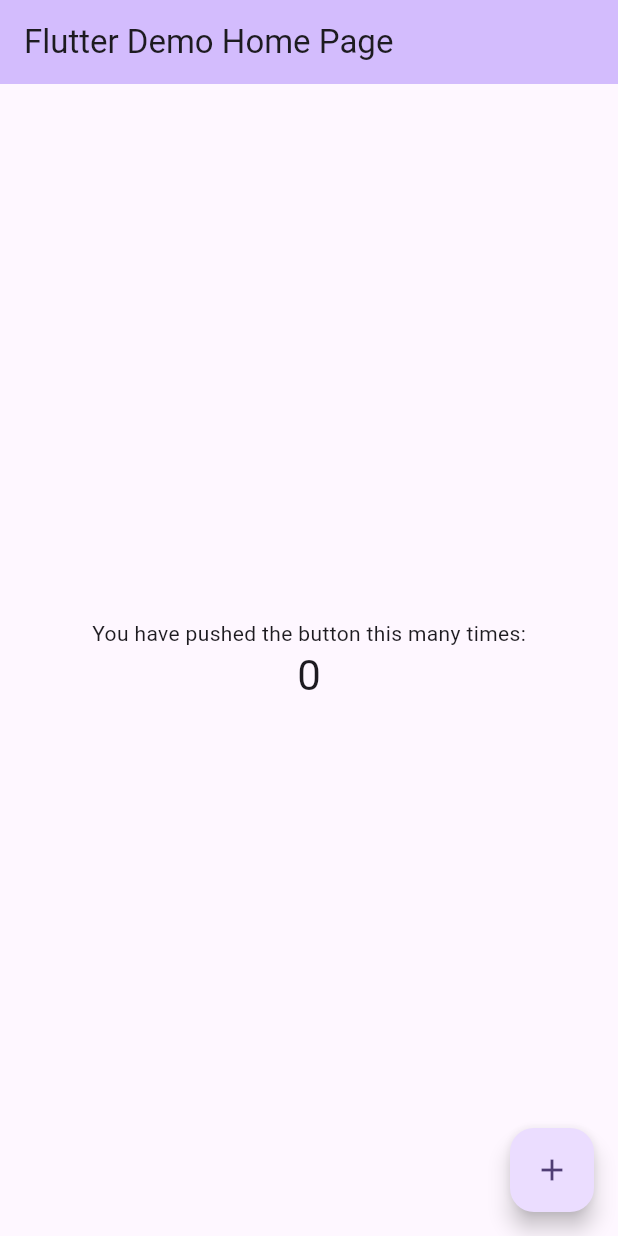
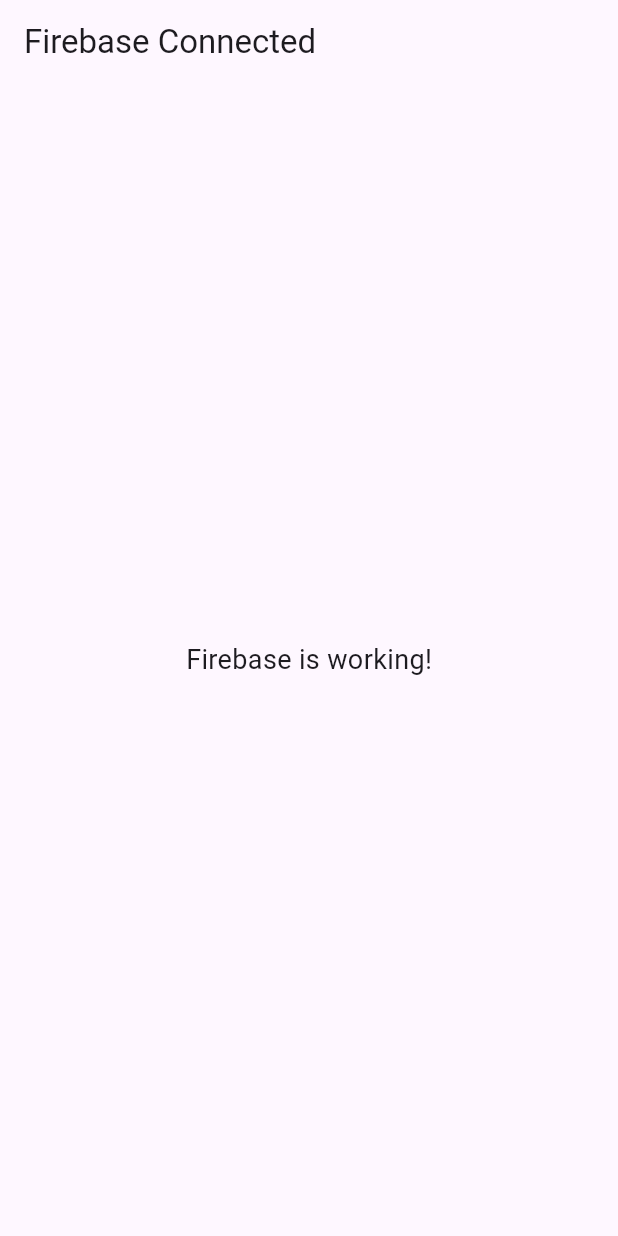
Before and after one commit to Athina-Sarkar-Chaitee/final-project-section-2-GROUP_11, a Flutter app: the screen it shows after launch, on a phone screen of 412 x 824 dp. Run offline on Flutter 3.47's test engine with Material 3 defaults, Android fonts, the light colour scheme and no system bars; our stand-ins replace firebase_core; accounts and stored records are empty.

Commit message:
firebase correction

```diff
--- a/lib/main.dart
+++ b/lib/main.dart
@@ -3,125 +3,44 @@
 import 'package:flutter/material.dart';
 
 void main() async {
+  WidgetsFlutterBinding.ensureInitialized();
   await Firebase.initializeApp(
     options: DefaultFirebaseOptions.currentPlatform,
-);
+  );
   runApp(const MyApp());
 }
 
 class MyApp extends StatelessWidget {
   const MyApp({super.key});
 
-  // This widget is the root of your application.
   @override
   Widget build(BuildContext context) {
     return MaterialApp(
-      title: 'Flutter Demo',
+      debugShowCheckedModeBanner: false,
+      title: 'Final Project',
       theme: ThemeData(
-        // This is the theme of your application.
-        //
-        // TRY THIS: Try running your application with "flutter run". You'll see
-        // the application has a purple toolbar. Then, without quitting the app,
-        // try changing the seedColor in the colorScheme below to Colors.green
-        // and then invoke "hot reload" (save your changes or press the "hot
-        // reload" button in a Flutter-supported IDE, or press "r" if you used
-        // the command line to start the app).
-        //
-        // Notice that the counter didn't reset back to zero; the application
-        // state is not lost during the reload. To reset the state, use hot
-        // restart instead.
-        //
-        // This works for code too, not just values: Most code changes can be
-        // tested with just a hot reload.
-        colorScheme: ColorScheme.fromSeed(seedColor: Colors.deepPurple),
+        primarySwatch: Colors.blue,
       ),
-      home: const MyHomePage(title: 'Flutter Demo Home Page'),
+      home: const HomeScreen(),
     );
   }
 }
 
-class MyHomePage extends StatefulWidget {
-  const MyHomePage({super.key, required this.title});
-
-  // This widget is the home page of your application. It is stateful, meaning
-  // that it has a State object (defined below) that contains fields that affect
-  // how it looks.
-
-  // This class is the configuration for the state. It holds the values (in this
-  // case the title) provided by the parent (in this case the App widget) and
-  // used by the build method of the State. Fields in a Widget subclass are
-  // always marked "final".
-
-  final String title;
-
-  @override
-  State<MyHomePage> createState() => _MyHomePageState();
-}
-
-class _MyHomePageState extends State<MyHomePage> {
-  int _counter = 0;
-
-  void _incrementCounter() {
-    setState(() {
-      // This call to setState tells the Flutter framework that something has
-      // changed in this State, which causes it to rerun the build method below
-      // so that the display can reflect the updated values. If we changed
-      // _counter without calling setState(), then the build method would not be
-      // called again, and so nothing would appear to happen.
-      _counter++;
-    });
-  }
+class HomeScreen extends StatelessWidget {
+  const HomeScreen({super.key});
 
   @override
   Widget build(BuildContext context) {
-    // This method is rerun every time setState is called, for instance as done
-    // by the _incrementCounter method above.
-    //
-    // The Flutter framework has been optimized to make rerunning build methods
-    // fast, so that you can just rebuild anything that needs updating rather
-    // than having to individually change instances of widgets.
     return Scaffold(
       appBar: AppBar(
-        // TRY THIS: Try changing the color here to a specific color (to
-        // Colors.amber, perhaps?) and trigger a hot reload to see the AppBar
-        // change color while the other colors stay the same.
-        backgroundColor: Theme.of(context).colorScheme.inversePrimary,
-        // Here we take the value from the MyHomePage object that was created by
-        // the App.build method, and use it to set our appbar title.
-        title: Text(widget.title),
+        title: const Text('Firebase Connected'),
       ),
-      body: Center(
-        // Center is a layout widget. It takes a single child and positions it
-        // in the middle of the parent.
-        child: Column(
-          // Column is also a layout widget. It takes a list of children and
-          // arranges them vertically. By default, it sizes itself to fit its
-          // children horizontally, and tries to be as tall as its parent.
-          //
-          // Column has various properties to control how it sizes itself and
-          // how it positions its children. Here we use mainAxisAlignment to
-          // center the children vertically; the main axis here is the vertical
-          // axis because Columns are vertical (the cross axis would be
-          // horizontal).
-          //
-          // TRY THIS: Invoke "debug painting" (choose the "Toggle Debug Paint"
-          // action in the IDE, or press "p" in the console), to see the
-          // wireframe for each widget.
-          mainAxisAlignment: MainAxisAlignment.center,
-          children: <Widget>[
-            const Text('You have pushed the button this many times:'),
-            Text(
-              '$_counter',
-              style: Theme.of(context).textTheme.headlineMedium,
-            ),
-          ],
+      body: const Center(
+        child: Text(
+          'Firebase is working!',
+          style: TextStyle(fontSize: 18),
         ),
       ),
-      floatingActionButton: FloatingActionButton(
-        onPressed: _incrementCounter,
-        tooltip: 'Increment',
-        child: const Icon(Icons.add),
-      ), // This trailing comma makes auto-formatting nicer for build methods.
     );
   }
 }
--- a/pubspec.yaml
+++ b/pubspec.yaml
@@ -30,6 +30,7 @@
 dependencies:
   flutter:
     sdk: flutter
+
 
   # The following adds the Cupertino Icons font to your application.
   # Use with the CupertinoIcons class for iOS style icons.
```
